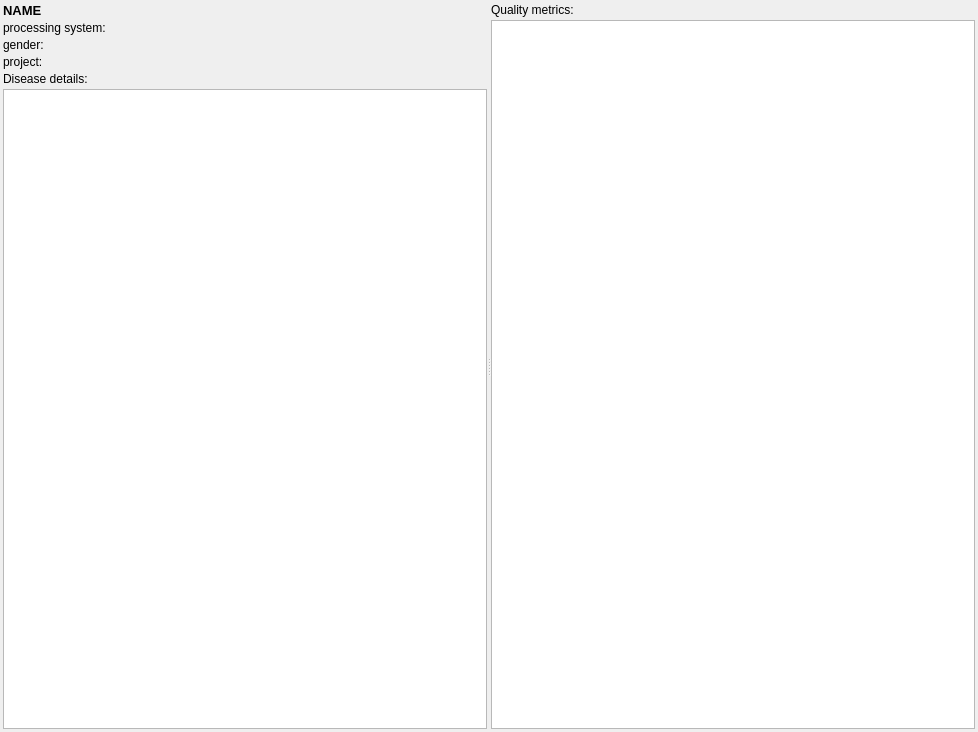
This is src/cppNGSD/ProcessedSampleWidget.ui in imgag/ngs-bits as Qt 5 draws it before an edit. The edited form follows.
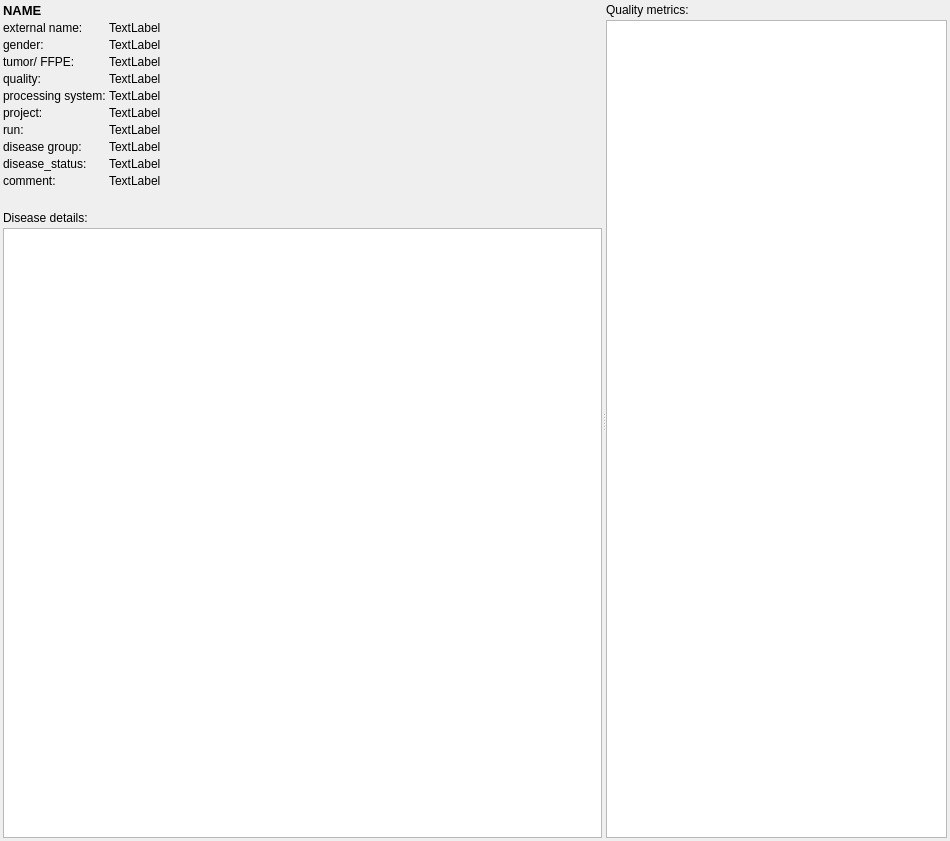
This is the edited form. Custom widgets are drawn as their Qt base class.

Commit message: GSVar: improved processed sample widget.

```diff
--- a/src/cppNGSD/ProcessedSampleWidget.ui
+++ b/src/cppNGSD/ProcessedSampleWidget.ui
@@ -6,10 +6,16 @@
    <rect>
     <x>0</x>
     <y>0</y>
-    <width>978</width>
-    <height>732</height>
+    <width>950</width>
+    <height>841</height>
    </rect>
   </property>
+  <property name="minimumSize">
+   <size>
+    <width>950</width>
+    <height>800</height>
+   </size>
+  </property>
   <property name="windowTitle">
    <string>Form</string>
   </property>
@@ -34,7 +40,7 @@
      <property name="orientation">
       <enum>Qt::Horizontal</enum>
      </property>
-     <widget class="QWidget" name="">
+     <widget class="QWidget" name="layoutWidget">
       <layout class="QVBoxLayout" name="verticalLayout">
        <property name="spacing">
         <number>3</number>
@@ -67,30 +73,168 @@
             <number>3</number>
            </property>
            <item row="0" column="0">
-            <widget class="QLabel" name="label_3">
+            <widget class="QLabel" name="label_6">
              <property name="text">
-              <string>processing system:</string>
+              <string>external name:</string>
+             </property>
+            </widget>
+           </item>
+           <item row="0" column="1">
+            <widget class="QLabel" name="name_external">
+             <property name="text">
+              <string>TextLabel</string>
              </property>
             </widget>
            </item>
            <item row="1" column="0">
-            <widget class="QLabel" name="label_4">
+            <widget class="QLabel" name="label_7">
              <property name="text">
               <string>gender:</string>
              </property>
             </widget>
            </item>
+           <item row="1" column="1">
+            <widget class="QLabel" name="gender">
+             <property name="text">
+              <string>TextLabel</string>
+             </property>
+            </widget>
+           </item>
            <item row="2" column="0">
+            <widget class="QLabel" name="label_8">
+             <property name="text">
+              <string>tumor/ FFPE:</string>
+             </property>
+            </widget>
+           </item>
+           <item row="2" column="1">
+            <widget class="QLabel" name="tumor_ffpe">
+             <property name="text">
+              <string>TextLabel</string>
+             </property>
+            </widget>
+           </item>
+           <item row="3" column="0">
+            <widget class="QLabel" name="label_9">
+             <property name="text">
+              <string>quality:</string>
+             </property>
+            </widget>
+           </item>
+           <item row="4" column="0">
+            <widget class="QLabel" name="label_3">
+             <property name="text">
+              <string>processing system:</string>
+             </property>
+            </widget>
+           </item>
+           <item row="5" column="0">
             <widget class="QLabel" name="label_5">
              <property name="text">
               <string>project:</string>
              </property>
             </widget>
            </item>
+           <item row="6" column="0">
+            <widget class="QLabel" name="label_4">
+             <property name="text">
+              <string>run:</string>
+             </property>
+            </widget>
+           </item>
+           <item row="3" column="1">
+            <widget class="QLabel" name="quality">
+             <property name="text">
+              <string>TextLabel</string>
+             </property>
+            </widget>
+           </item>
+           <item row="4" column="1">
+            <widget class="QLabel" name="system">
+             <property name="text">
+              <string>TextLabel</string>
+             </property>
+            </widget>
+           </item>
+           <item row="5" column="1">
+            <widget class="QLabel" name="project">
+             <property name="text">
+              <string>TextLabel</string>
+             </property>
+            </widget>
+           </item>
+           <item row="6" column="1">
+            <widget class="QLabel" name="run">
+             <property name="text">
+              <string>TextLabel</string>
+             </property>
+            </widget>
+           </item>
+           <item row="7" column="0">
+            <widget class="QLabel" name="label_11">
+             <property name="text">
+              <string>disease group:</string>
+             </property>
+            </widget>
+           </item>
+           <item row="7" column="1">
+            <widget class="QLabel" name="disease_group">
+             <property name="text">
+              <string>TextLabel</string>
+             </property>
+            </widget>
+           </item>
+           <item row="8" column="0">
+            <widget class="QLabel" name="label_12">
+             <property name="text">
+              <string>disease_status:</string>
+             </property>
+            </widget>
+           </item>
+           <item row="9" column="0">
+            <widget class="QLabel" name="label_10">
+             <property name="text">
+              <string>comment:</string>
+             </property>
+            </widget>
+           </item>
+           <item row="9" column="1">
+            <widget class="QLabel" name="comment">
+             <property name="text">
+              <string>TextLabel</string>
+             </property>
+             <property name="wordWrap">
+              <bool>true</bool>
+             </property>
+            </widget>
+           </item>
+           <item row="8" column="1">
+            <widget class="QLabel" name="disease_status">
+             <property name="text">
+              <string>TextLabel</string>
+             </property>
+            </widget>
+           </item>
           </layout>
          </item>
         </layout>
        </item>
+       <item>
+        <spacer name="verticalSpacer">
+         <property name="orientation">
+          <enum>Qt::Vertical</enum>
+         </property>
+         <property name="sizeType">
+          <enum>QSizePolicy::Fixed</enum>
+         </property>
+         <property name="sizeHint" stdset="0">
+          <size>
+           <width>20</width>
+           <height>20</height>
+          </size>
+         </property>
+        </spacer>
+       </item>
        <item>
         <widget class="QLabel" name="label_2">
          <property name="text">
@@ -99,11 +243,18 @@
         </widget>
        </item>
        <item>
-        <widget class="DBTableWidget" name="disease_details"/>
+        <widget class="DBTableWidget" name="disease_details">
+         <property name="minimumSize">
+          <size>
+           <width>450</width>
+           <height>0</height>
+          </size>
+         </property>
+        </widget>
        </item>
       </layout>
      </widget>
-     <widget class="QWidget" name="">
+     <widget class="QWidget" name="layoutWidget">
       <layout class="QVBoxLayout" name="verticalLayout_2">
        <property name="spacing">
         <number>3</number>
```
The commit also changes 2 other files.
